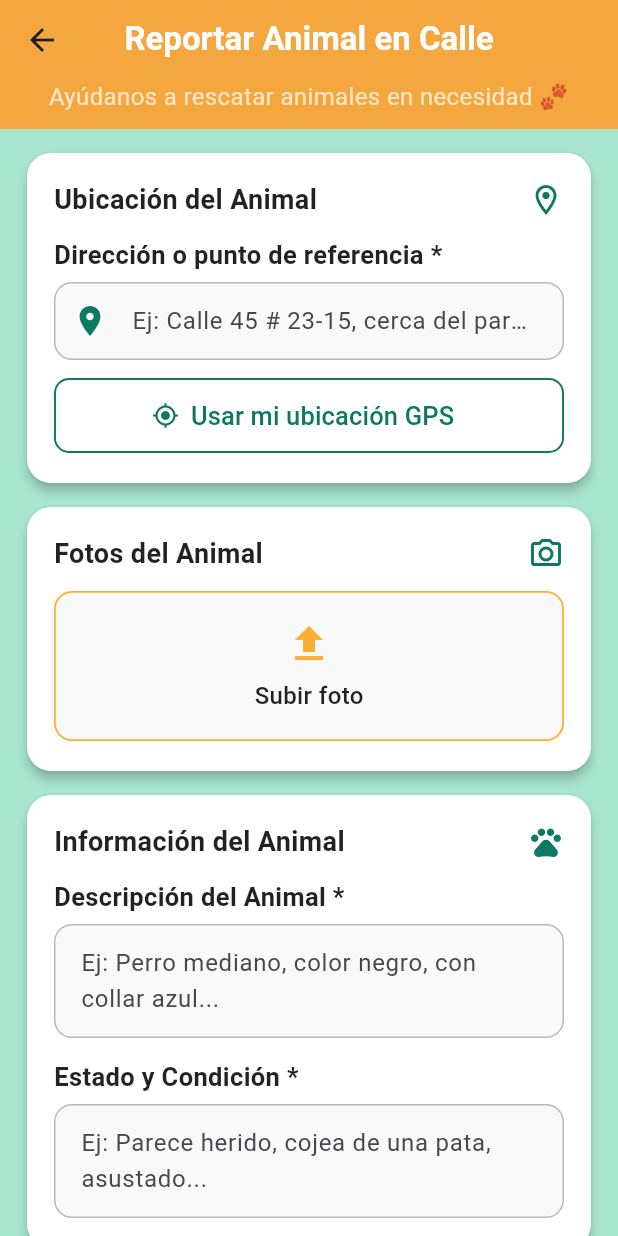
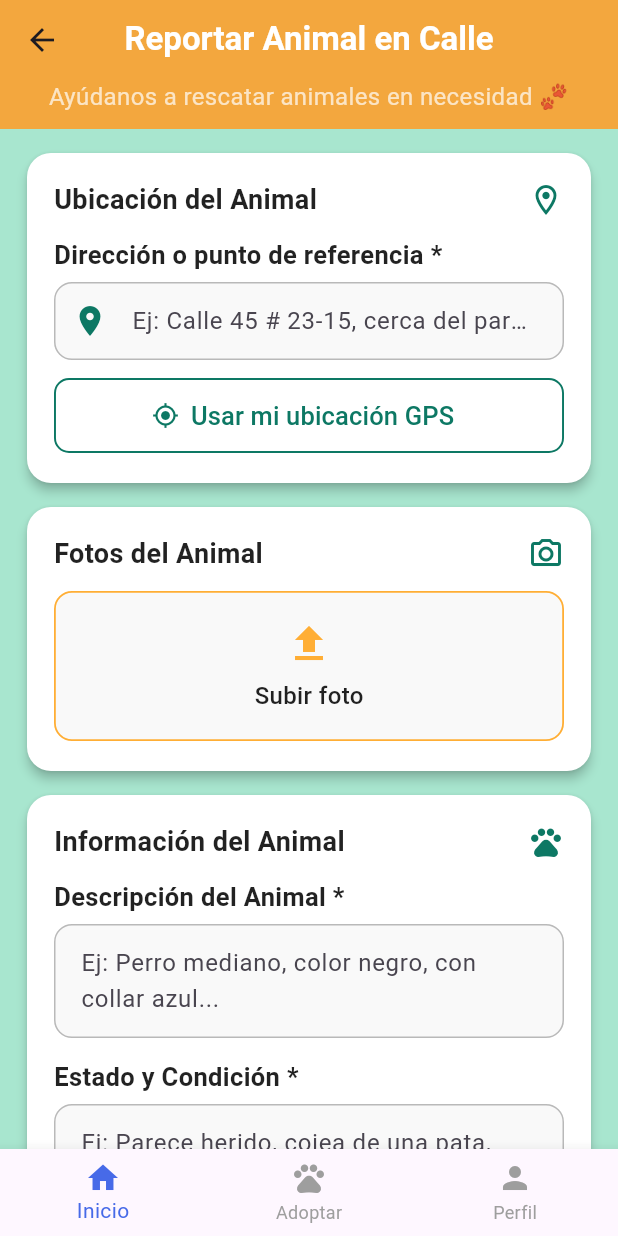
Before and after one commit to luaroca/HuellitAPPmovil, a Flutter app: the MainNavigationView screen opened directly with empty values, scrolled down 47 dp, after a tap on "Reportar Animal", on a phone screen of 412 x 824 dp. Run offline on Flutter 3.47's test engine with Material 3 defaults, Android fonts, the phone set to English and light mode, and no system bars; our stand-ins replace cloud_firestore, firebase_auth, firebase_core, geocoding, geolocator, get; accounts and stored records are empty.

Commit message:
todo funcional

```diff
--- a/lib/main.dart
+++ b/lib/main.dart
@@ -30,7 +30,7 @@
   Widget build(BuildContext context) {
     return GetMaterialApp(
       debugShowCheckedModeBanner: false,
-      title: 'Huellitas',
+      title: 'HelPets',
       initialRoute: '/login',
       getPages: [
         GetPage(name: '/login', page: () => LoginView()),
--- a/lib/vistas/navegacion/main_navigation_view.dart
+++ b/lib/vistas/navegacion/main_navigation_view.dart
@@ -1,9 +1,12 @@
 import 'package:flutter/material.dart';
-import 'package:huellitas/vistas/home/home_view.dart';
-
 import 'package:firebase_auth/firebase_auth.dart';
 import 'package:cloud_firestore/cloud_firestore.dart';
+import 'package:huellitas/vistas/donaciones/donacion_view.dart';
+import 'package:huellitas/vistas/home/home_view.dart';
 import 'package:huellitas/vistas/perfil_usuario_frm/perfilusuariovista.dart';
+
+
+// importa otras vistas que puedas tener para abrir desde el home
 
 class MainNavigationView extends StatefulWidget {
   final String userName;
@@ -16,20 +19,38 @@
 class _MainNavigationViewState extends State<MainNavigationView> {
   int _currentIndex = 0;
 
-  late List<Widget> _pages;
+  final _navigatorKeys = [
+    GlobalKey<NavigatorState>(), // Home y subpáginas
+    GlobalKey<NavigatorState>(), // Adoptar (ejemplo: usando DonacionView)
+    GlobalKey<NavigatorState>(), // Perfil y subpáginas
+  ];
 
-  @override
-  void initState() {
-    super.initState();
-    _pages = [
-      HomeView(userName: widget.userName),
-      const Placeholder(), // Aquí estará la vista de Adoptar cuando la tengas
-      _buildPerfilView(),
-    ];
-  }
+  List<Widget> _buildScreens() => [
+    Navigator(
+      key: _navigatorKeys[0],
+      onGenerateRoute: (settings) {
+        // Página principal Home y navegación interna aquí
+        return MaterialPageRoute(
+          builder: (context) => HomeView(userName: widget.userName),
+        );
+      },
+    ),
+    Navigator(
+      key: _navigatorKeys[1],
+      onGenerateRoute: (settings) {
+        // Ejemplo: Vista Adoptar con navegación interna
+        return MaterialPageRoute(
+          builder: (context) => DonacionView(),
 
-  Widget _buildPerfilView() {
-    return FutureBuilder<DocumentSnapshot>(
+        );
+
+      },
+    ),
+    Navigator(
+      key: _navigatorKeys[2],
+      onGenerateRoute: (settings) {
+        return MaterialPageRoute(
+          builder: (context) => FutureBuilder<DocumentSnapshot>(
             future: FirebaseFirestore.instance
                 .collection('users')
                 .doc(FirebaseAuth.instance.currentUser?.uid)
@@ -47,36 +68,56 @@
                 esAdmin: data?['role'] == 'admin',
               );
             },
+          ),
         );
+      },
+    ),
+  ];
+
+  Future<bool> _onWillPop() async {
+    final isFirstRouteInCurrentTab =
+        !await _navigatorKeys[_currentIndex].currentState!.maybePop();
+    if (isFirstRouteInCurrentTab) {
+      if (_currentIndex != 0) {
+        setState(() {
+          _currentIndex = 0;
+        });
+        return false;
+      }
+      return true; // salir de la app
+    }
+    return false; // no salir porque se navegó atrás internamente
   }
 
   @override
   Widget build(BuildContext context) {
-    return Scaffold(
+    final screens = _buildScreens();
+    return WillPopScope(
+      onWillPop: _onWillPop,
+      child: Scaffold(
         body: IndexedStack(
           index: _currentIndex,
-        children: _pages,
+          children: screens,
         ),
         bottomNavigationBar: BottomNavigationBar(
           currentIndex: _currentIndex,
-        onTap: (index) => setState(() => _currentIndex = index),
-        type: BottomNavigationBarType.fixed,
+          onTap: (index) {
+            if (_currentIndex == index) {
+              _navigatorKeys[index].currentState!.popUntil((route) => route.isFirst);
+            } else {
+              setState(() {
+                _currentIndex = index;
+              });
+            }
+          },
           selectedItemColor: const Color(0xFF476AE8),
           unselectedItemColor: Colors.grey,
           items: const [
-          BottomNavigationBarItem(
-            icon: Icon(Icons.home),
-            label: 'Inicio',
+            BottomNavigationBarItem(icon: Icon(Icons.home), label: 'Inicio'),
+            BottomNavigationBarItem(icon: Icon(Icons.pets), label: 'Adoptar'),
+            BottomNavigationBarItem(icon: Icon(Icons.person), label: 'Perfil'),
+          ],
         ),
-          BottomNavigationBarItem(
-            icon: Icon(Icons.pets),
-            label: 'Adoptar',
-          ),
-          BottomNavigationBarItem(
-            icon: Icon(Icons.person),
-            label: 'Perfil',
-          ),
-        ],
       ),
     );
   }
```
Also changed, not shown: lib/vistas/home/widget_home_body.dart (+10 -2 lines). Lines whose indentation alone changed are shown as unchanged.
